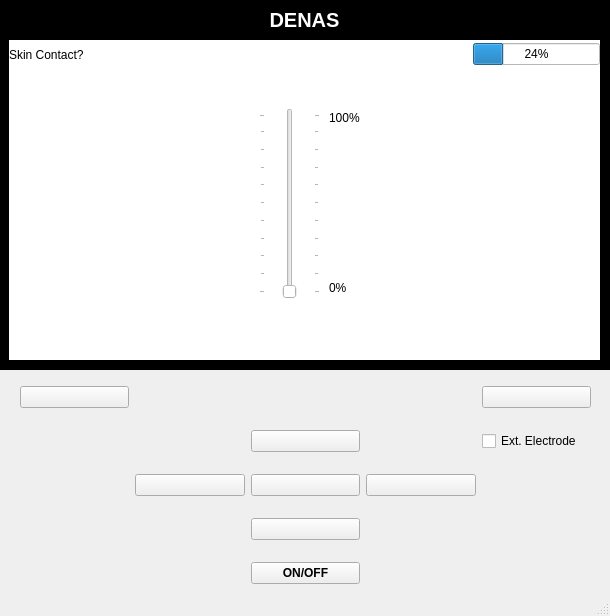
First picture: the form in app/DenasUI.ui, repository cameronSlupeiks/DenasEmulator, before the edit.
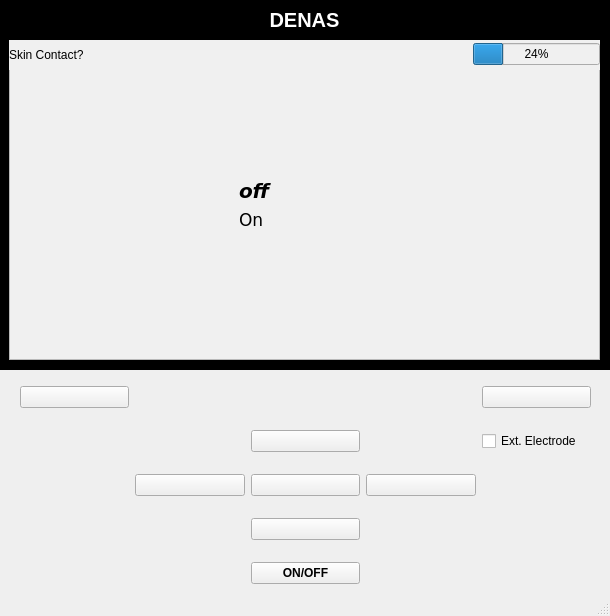
Second picture: the form after the edit. The open tabs and pages were chosen to show the change.

Diff of the .ui file:
```diff
--- a/app/DenasUI.ui
+++ b/app/DenasUI.ui
@@ -185,7 +185,7 @@
       <bool>false</bool>
      </property>
      <property name="styleSheet">
-      <string notr="true">background-color: rgb(255, 255, 255)</string>
+      <string notr="true">background-color: rgb(240, 240, 240)</string>
      </property>
      <property name="frameShape">
       <enum>QFrame::StyledPanel</enum>
@@ -202,6 +202,9 @@
         <height>311</height>
        </rect>
       </property>
+      <property name="styleSheet">
+       <string notr="true">background-color: transparent;</string>
+      </property>
       <property name="currentIndex">
        <number>5</number>
       </property>
@@ -1055,51 +1058,62 @@
         </property>
        </widget>
       </widget>
-      <widget class="QWidget" name="sound">
-       <widget class="QSlider" name="volumeSlider">
+      <widget class="QWidget" name="economy">
+       <property name="styleSheet">
+        <string notr="true">background-color: transparent;</string>
+       </property>
+       <widget class="QWidget" name="layoutWidget">
         <property name="geometry">
          <rect>
-          <x>260</x>
-          <y>39</y>
-          <width>61</width>
-          <height>191</height>
+          <x>240</x>
+          <y>110</y>
+          <width>81</width>
+          <height>53</height>
          </rect>
         </property>
-        <property name="orientation">
-         <enum>Qt::Vertical</enum>
-        </property>
-        <property name="tickPosition">
-         <enum>QSlider::TicksBothSides</enum>
-        </property>
-        <property name="tickInterval">
-         <number>10</number>
-        </property>
-       </widget>
-       <widget class="QLabel" name="maxVol">
-        <property name="geometry">
-         <rect>
-          <x>330</x>
-          <y>40</y>
-          <width>62</width>
-          <height>17</height>
-         </rect>
-        </property>
-        <property name="text">
-         <string>100%</string>
-        </property>
-       </widget>
-       <widget class="QLabel" name="minVol">
-        <property name="geometry">
-         <rect>
-          <x>330</x>
-          <y>210</y>
-          <width>62</width>
-          <height>17</height>
-         </rect>
-        </property>
-        <property name="text">
-         <string>0%</string>
-        </property>
+        <layout class="QVBoxLayout" name="verticalLayout_2">
+         <item>
+          <widget class="QLabel" name="EconOff">
+           <property name="font">
+            <font>
+             <family>DejaVu Sans</family>
+             <pointsize>15</pointsize>
+             <weight>75</weight>
+             <italic>true</italic>
+             <bold>true</bold>
+            </font>
+           </property>
+           <property name="text">
+            <string>off</string>
+           </property>
+           <property name="selected" stdset="0">
+            <bool>true</bool>
+           </property>
+           <property name="enableDisable" stdset="0">
+            <bool>true</bool>
+           </property>
+          </widget>
+         </item>
+         <item>
+          <widget class="QLabel" name="EconOn">
+           <property name="font">
+            <font>
+             <family>DejaVu Sans</family>
+             <pointsize>13</pointsize>
+            </font>
+           </property>
+           <property name="text">
+            <string>On</string>
+           </property>
+           <property name="selected" stdset="0">
+            <bool>false</bool>
+           </property>
+           <property name="enableDisable" stdset="0">
+            <bool>false</bool>
+           </property>
+          </widget>
+         </item>
+        </layout>
        </widget>
       </widget>
       <widget class="QWidget" name="colour">
```
Left out of the diff: 179 changed lines with no effect on the pictures.
